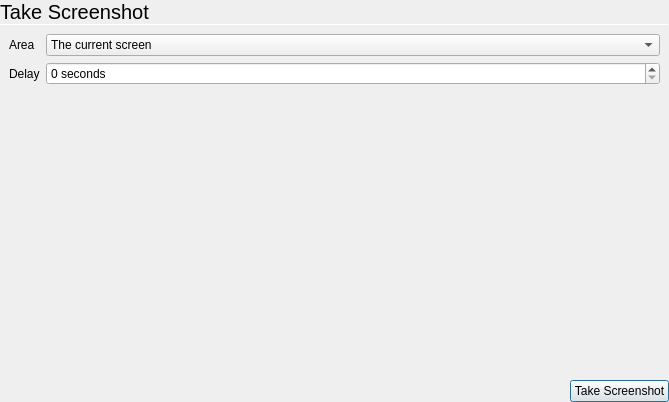
The window that pixel/mainwindow.ui (vicr123/thePixel) describes before a commit, drawn with Qt 5.
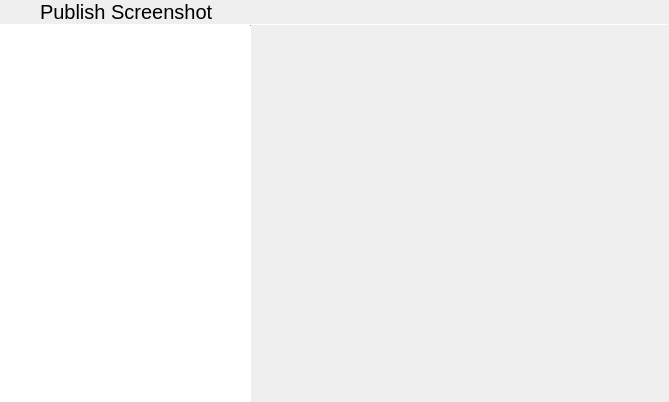
The same window after the commit. Icons and pictures are not drawn.

Commit message: Add publish support

```diff
--- a/pixel/mainwindow.ui
+++ b/pixel/mainwindow.ui
@@ -32,7 +32,7 @@
    <item>
     <widget class="QStackedWidget" name="stackedWidget">
      <property name="currentIndex">
-      <number>0</number>
+      <number>2</number>
      </property>
      <widget class="QWidget" name="page">
       <layout class="QVBoxLayout" name="verticalLayout_2">
@@ -298,6 +298,122 @@
        </item>
       </layout>
      </widget>
+     <widget class="QWidget" name="page_3">
+      <layout class="QVBoxLayout" name="verticalLayout_4">
+       <property name="spacing">
+        <number>0</number>
+       </property>
+       <property name="leftMargin">
+        <number>0</number>
+       </property>
+       <property name="topMargin">
+        <number>0</number>
+       </property>
+       <property name="rightMargin">
+        <number>0</number>
+       </property>
+       <property name="bottomMargin">
+        <number>0</number>
+       </property>
+       <item>
+        <layout class="QHBoxLayout" name="horizontalLayout_4">
+         <property name="spacing">
+          <number>0</number>
+         </property>
+         <item>
+          <widget class="QPushButton" name="backButton_2">
+           <property name="sizePolicy">
+            <sizepolicy hsizetype="Minimum" vsizetype="Preferred">
+             <horstretch>0</horstretch>
+             <verstretch>0</verstretch>
+            </sizepolicy>
+           </property>
+           <property name="text">
+            <string/>
+           </property>
+           <property name="icon">
+            <iconset theme="go-previous">
+             <normaloff>.</normaloff>.</iconset>
+           </property>
+           <property name="flat">
+            <bool>true</bool>
+           </property>
+          </widget>
+         </item>
+         <item>
+          <widget class="QLabel" name="label_5">
+           <property name="sizePolicy">
+            <sizepolicy hsizetype="Expanding" vsizetype="Maximum">
+             <horstretch>0</horstretch>
+             <verstretch>0</verstretch>
+            </sizepolicy>
+           </property>
+           <property name="font">
+            <font>
+             <pointsize>15</pointsize>
+            </font>
+           </property>
+           <property name="text">
+            <string>Publish Screenshot</string>
+           </property>
+           <property name="margin">
+            <number>9</number>
+           </property>
+          </widget>
+         </item>
+        </layout>
+       </item>
+       <item>
+        <widget class="Line" name="line_3">
+         <property name="maximumSize">
+          <size>
+           <width>16777215</width>
+           <height>1</height>
+          </size>
+         </property>
+         <property name="orientation">
+          <enum>Qt::Horizontal</enum>
+         </property>
+        </widget>
+       </item>
+       <item>
+        <layout class="QHBoxLayout" name="horizontalLayout_5">
+         <property name="spacing">
+          <number>0</number>
+         </property>
+         <item>
+          <widget class="QListWidget" name="publishItems">
+           <property name="maximumSize">
+            <size>
+             <width>250</width>
+             <height>16777215</height>
+            </size>
+           </property>
+           <property name="frameShape">
+            <enum>QFrame::NoFrame</enum>
+           </property>
+          </widget>
+         </item>
+         <item>
+          <widget class="Line" name="line_4">
+           <property name="maximumSize">
+            <size>
+             <width>1</width>
+             <height>16777215</height>
+            </size>
+           </property>
+           <property name="orientation">
+            <enum>Qt::Vertical</enum>
+           </property>
+          </widget>
+         </item>
+         <item>
+          <widget class="QStackedWidget" name="publishPages"/>
+         </item>
+        </layout>
+       </item>
+      </layout>
+     </widget>
     </widget>
    </item>
   </layout>
```
Left out of the diff: 83 changed lines with no effect on the pictures. The commit also changes 15 other files.
